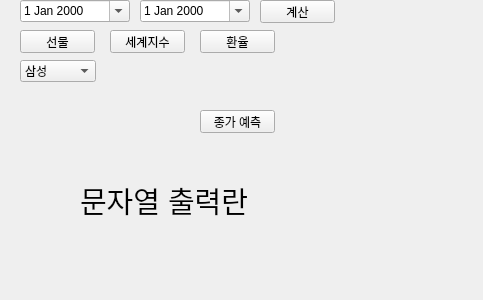
Before: the Qt Designer form test.ui in kimyoungjun97/final_for_quant_app, drawn with Qt 5.
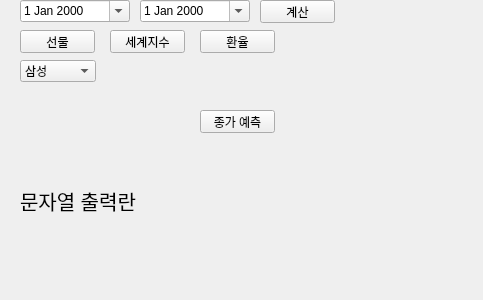
After: the same form once the commit is applied.

Commit message: samsung lstm 초안 완료

Patch:
```diff
--- a/test.ui
+++ b/test.ui
@@ -29,15 +29,15 @@
   <widget class="QLabel" name="lbl_01">
    <property name="geometry">
     <rect>
-     <x>80</x>
+     <x>20</x>
      <y>180</y>
-     <width>301</width>
+     <width>441</width>
      <height>41</height>
     </rect>
    </property>
    <property name="font">
     <font>
-     <pointsize>22</pointsize>
+     <pointsize>15</pointsize>
     </font>
    </property>
    <property name="text">
```
The commit also changes 2 other files.
